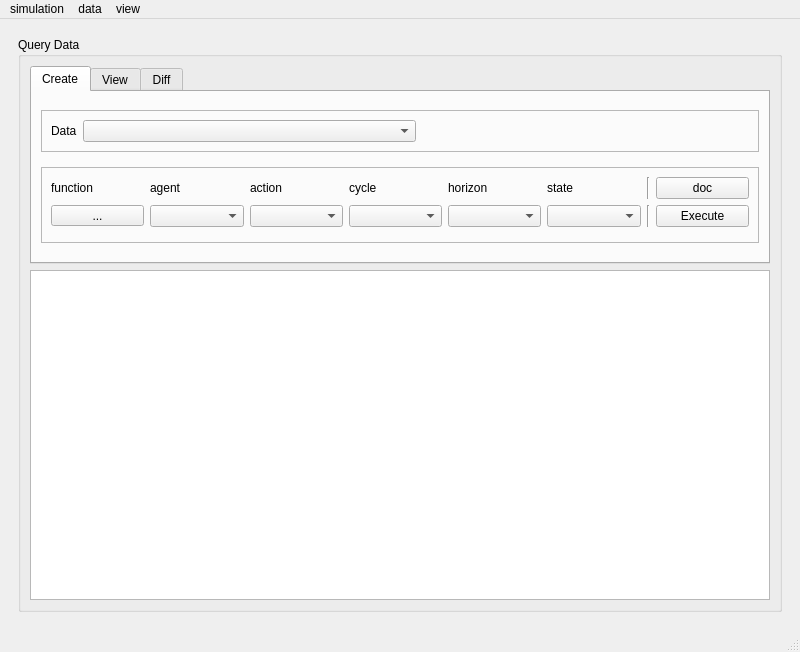
This is psychsim-gui-main.ui in usc-psychsim/psychsim-eval-gui as Qt 5 draws it before an edit. The edited form follows.
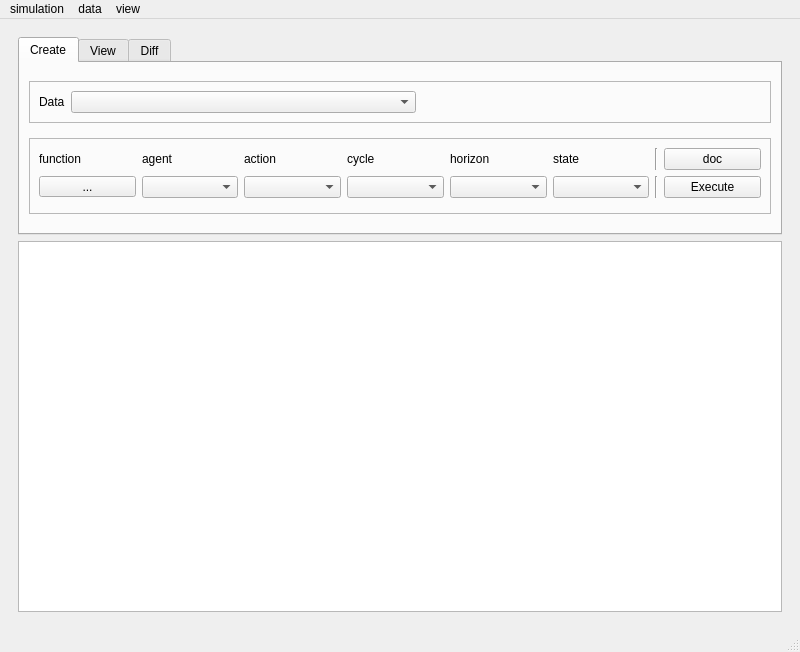
This is the edited form. The open tabs and pages were chosen to show the change.

Commit message: Add sample output dialog

The edit to the form file:
```diff
--- a/psychsim-gui-main.ui
+++ b/psychsim-gui-main.ui
@@ -192,12 +192,6 @@
       <widget class="QWidget" name="page_2">
        <layout class="QVBoxLayout" name="verticalLayout_5">
         <item>
-         <widget class="QGroupBox" name="groupBox">
-          <property name="title">
-           <string>Query Data</string>
-          </property>
-          <layout class="QVBoxLayout" name="verticalLayout_6">
-           <item>
             <widget class="QTabWidget" name="main_tab">
              <property name="sizePolicy">
               <sizepolicy hsizetype="Expanding" vsizetype="Preferred">
@@ -680,9 +674,6 @@
            </item>
           </layout>
          </widget>
-        </item>
-       </layout>
-      </widget>
       <widget class="QWidget" name="page">
        <layout class="QVBoxLayout" name="verticalLayout_9">
         <item>
```
Left out of the diff: 10 changed lines with no effect on the pictures. Lines whose indentation alone changed are shown as unchanged. The commit also changes 1 other file.
